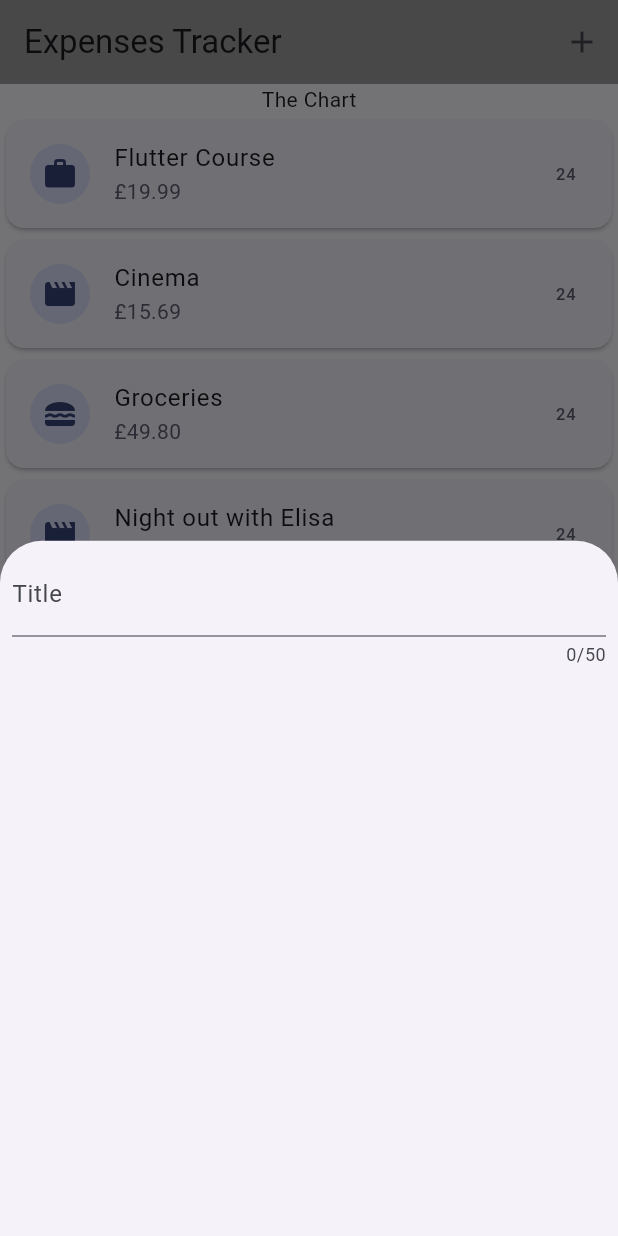
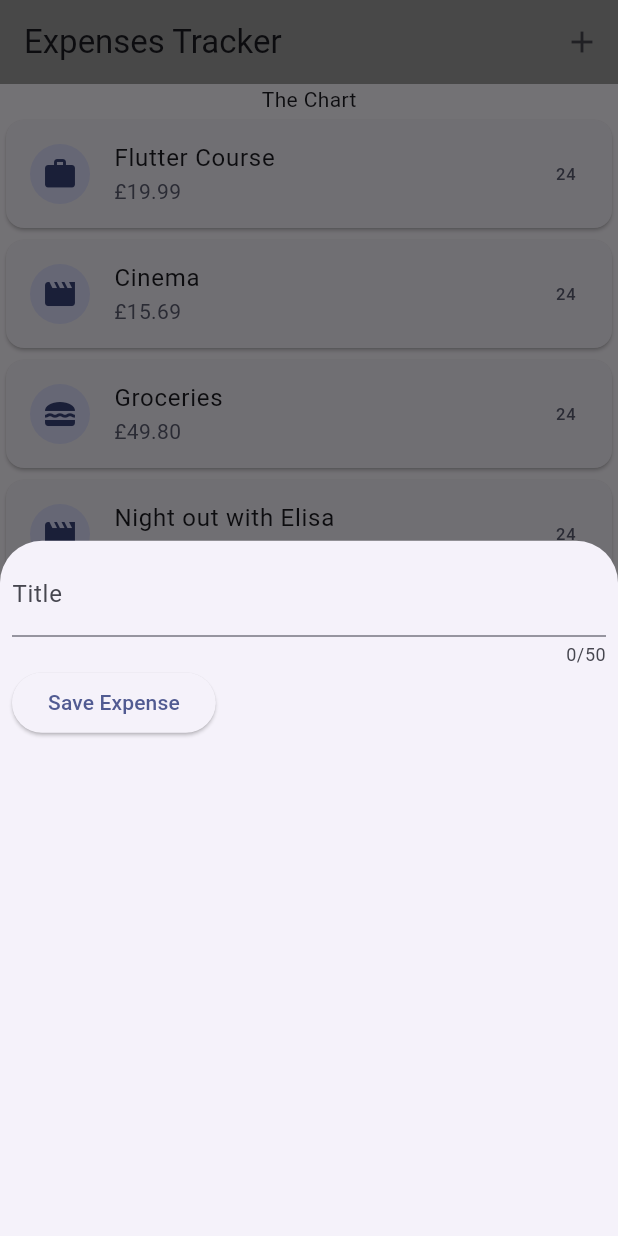
Before and after one commit to emagnu/expense_tracker, a Flutter app: the screen it shows after launch, after a tap on the "add" icon, on a phone screen of 412 x 824 dp. Run offline on Flutter 3.47's test engine with Material 3 defaults, Android fonts, the phone set to English and light mode, and no system bars.

Commit message:
108. Getting User Input on Every Keystroke

```diff
--- a/lib/widgets/new_expense.dart
+++ b/lib/widgets/new_expense.dart
@@ -15,16 +15,31 @@ class NewExpense extends StatefulWidget {
 }
 
 class _NewExpenseState extends State<NewExpense> {
+  String _enteredTitle = '';
+  void _saveTitleImput(String inputValue) {
+    _enteredTitle = inputValue;
+  }
+
   @override
   Widget build(BuildContext context) {
-    return const Padding(
-      padding: EdgeInsets.all(8.0),
+    return Padding(
+      padding: const EdgeInsets.all(8.0),
       child: Column(
         children: <Widget>[
           TextField(
+            onChanged: _saveTitleImput,
             maxLength: 50,
-            decoration: InputDecoration(label: Text('Title')),
+            decoration: const InputDecoration(label: Text('Title')),
           ),
+          Row(
+            children: <Widget>[
+              ElevatedButton(
+                  onPressed: () {
+                    debugPrint(_enteredTitle);
+                  },
+                  child: const Text('Save Expense'))
+            ],
+          )
         ],
       ),
     );
```
